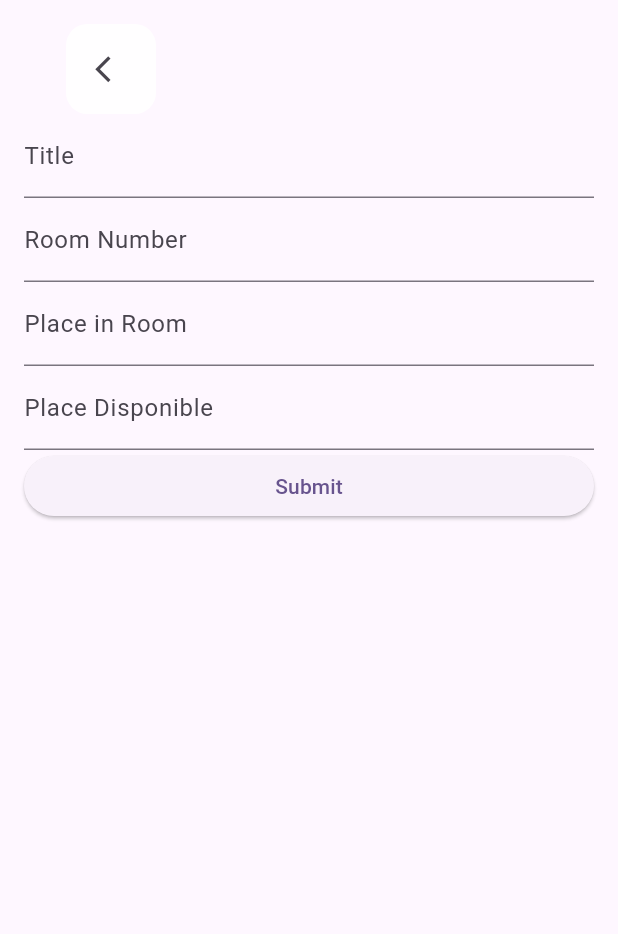
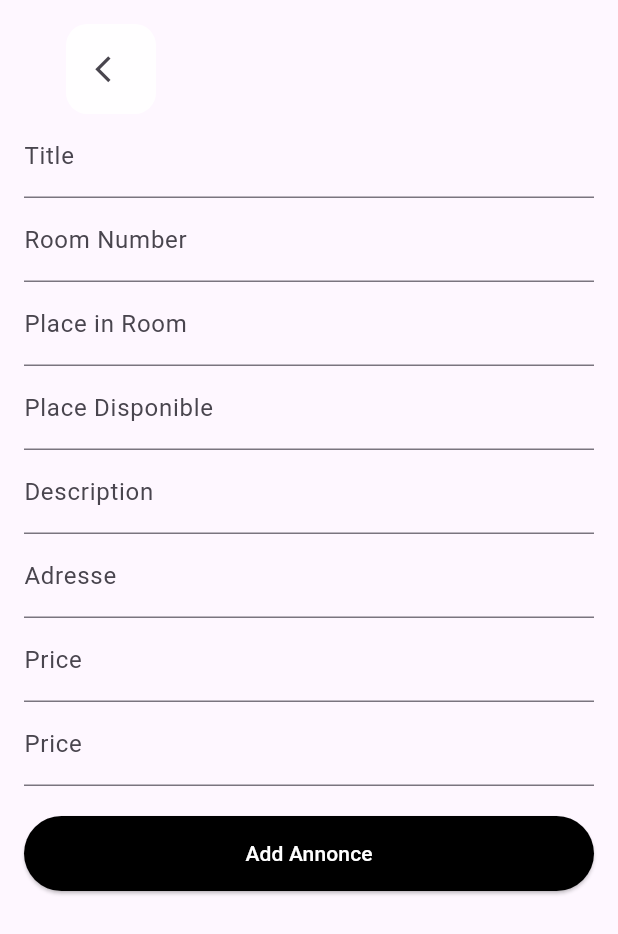
Before and after one commit to Baltii/binomi, a Flutter app: the AddAnnonceForm screen opened by its route, on a phone screen of 412 x 824 dp. Shown: the top 934 px of the screen. Run offline on Flutter 3.47's test engine with Material 3 defaults, Android fonts, the light colour scheme and no system bars; our stand-ins replace carousel_slider, cookie_jar, device_preview, dio, flutter_secure_storage; accounts and stored records are empty; network calls fail.

Commit message:
fix add annonce

```diff
--- a/lib/features/Home/pages/home.dart
+++ b/lib/features/Home/pages/home.dart
@@ -168,6 +168,17 @@ class _HomeState extends State<Home> {
           )
         ],
       ),
+      floatingActionButton: FloatingActionButton(
+        onPressed: () {
+          Navigator.pushNamed(context, '/add_annonce');
+        },
+        child: Icon(
+          Icons.add,
+          color: Colors.white,
+        ),
+        backgroundColor: Color.fromARGB(255, 0, 0, 0),
+      ),
+      floatingActionButtonLocation: FloatingActionButtonLocation.endFloat,
       bottomNavigationBar: BottomNavigationBarWidget(
         onIndexChanged: (index) {
           setState(() {
--- a/lib/features/annonces/pages/annonce-add/add-annonce.dart
+++ b/lib/features/annonces/pages/annonce-add/add-annonce.dart
@@ -1,3 +1,4 @@
+import 'package:binomi/features/Auth/pages/login.dart';
 import 'package:binomi/features/annonces/models/annonce.dart';
 import 'package:binomi/features/annonces/widgets/app_bar_add_annonce.dart';
 
@@ -17,7 +18,6 @@ class _AddAnnonceFormState extends State<AddAnnonceForm> {
   late TextEditingController _descriptionController;
   late TextEditingController _locationController;
   late TextEditingController _priceController;
-  late TextEditingController _userIdController;
   late List<String> _photo;
   late List<String> _homeFacilities;
   late Map<String, dynamic> _nearest;
@@ -33,7 +33,6 @@ class _AddAnnonceFormState extends State<AddAnnonceForm> {
     _descriptionController = TextEditingController();
     _locationController = TextEditingController();
     _priceController = TextEditingController();
-    _userIdController = TextEditingController();
     _photo = [];
     _homeFacilities = [];
     _nearest = {};
@@ -49,7 +48,6 @@ class _AddAnnonceFormState extends State<AddAnnonceForm> {
     _descriptionController.dispose();
     _locationController.dispose();
     _priceController.dispose();
-    _userIdController.dispose();
     super.dispose();
   }
 
@@ -106,8 +104,62 @@ class _AddAnnonceFormState extends State<AddAnnonceForm> {
                   return null;
                 },
               ),
+              TextFormField(
+                controller: _descriptionController,
+                decoration: InputDecoration(labelText: 'Description'),
+                keyboardType: TextInputType.multiline,
+                validator: (value) {
+                  if (value == null || value.isEmpty) {
+                    return 'Please enter Description';
+                  }
+                  return null;
+                },
+              ),
+              TextFormField(
+                controller: _locationController,
+                decoration: InputDecoration(labelText: 'Adresse'),
+                keyboardType: TextInputType.streetAddress,
+                validator: (value) {
+                  if (value == null || value.isEmpty) {
+                    return 'Please enter Adresse';
+                  }
+                  return null;
+                },
+              ),
+              TextFormField(
+                controller: _priceController,
+                decoration: InputDecoration(labelText: 'Price'),
+                keyboardType: TextInputType.number,
+                validator: (value) {
+                  if (value == null || value.isEmpty) {
+                    return 'Please enter the price';
+                  }
+                  return null;
+                },
+              ),
+              TextFormField(
+                controller: _priceController,
+                decoration: InputDecoration(labelText: 'Price'),
+                keyboardType: TextInputType.number,
+                validator: (value) {
+                  if (value == null || value.isEmpty) {
+                    return 'Please enter the price';
+                  }
+                  return null;
+                },
+              ),
+              SizedBox(height: 20.0),
               // You can add TextFormField for other attributes similarly
-              ElevatedButton(
+              SizedBox(
+                width: MediaQuery.of(context).size.width,
+                height: 50,
+                child: ElevatedButton(
+                  style: ButtonStyle(
+                    backgroundColor:
+                        MaterialStateProperty.all<Color>(Colors.black),
+                    foregroundColor:
+                        MaterialStateProperty.all<Color>(Colors.white),
+                  ),
                   onPressed: () {
                     if (_formKey.currentState!.validate()) {
                       // Create the Annonce object
@@ -126,15 +178,16 @@ class _AddAnnonceFormState extends State<AddAnnonceForm> {
                         location: _locationController.text,
                         dateDisponibilite: _dateDisponibilite,
                         price: double.parse(_priceController.text),
-                      userId: _userIdController.text,
+                        userId: '',
                       );
                       // You can now use the newAnnonce object as needed
                       // For example, you can send it to a database or perform any other action
                       print('New Annonce: $newAnnonce');
                     }
                   },
-                child: Text('Submit'),
+                  child: const Text("Add Annonce"),
                 ),
+              )
             ],
           ),
         ),
--- a/lib/main.dart
+++ b/lib/main.dart
@@ -47,7 +47,7 @@ class MyApp extends StatelessWidget {
       debugShowCheckedModeBanner: false,
       initialRoute: '/',
       routes: {
-        '/': (context) => AddAnnonceForm(),
+        '/': (context) => Home(),
         '/login': (context) => Login(),
         '/search': (context) => SearchPage(),
         '/detail': (context) => AnnonceDetail(),
```
Lines whose indentation alone changed are shown as unchanged.
